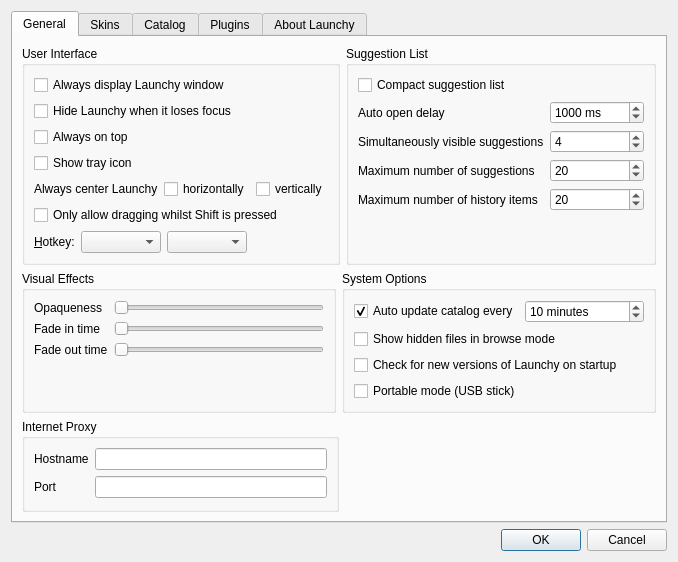
The window that src/options.ui (Chronial/launchy) describes before a commit, drawn with Qt 5.
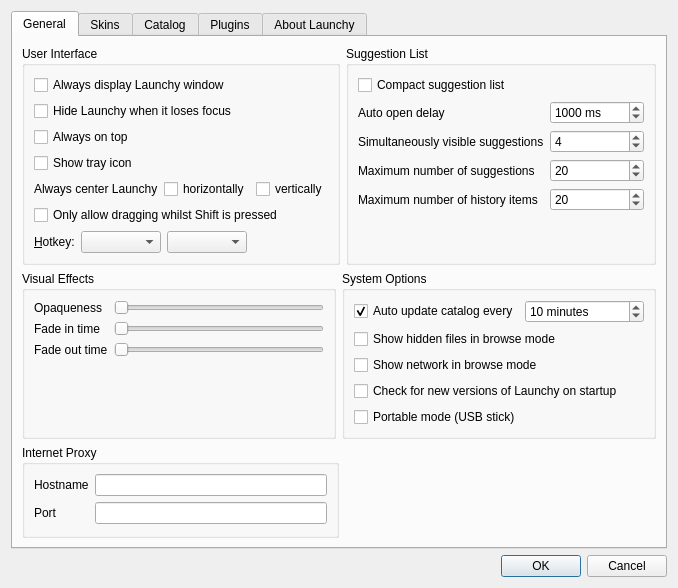
The same window after the commit. Icons and pictures are not drawn. Custom widgets are drawn as their Qt base class.

Commit message: Added optional network browsing

```diff
--- a/src/options.ui
+++ b/src/options.ui
@@ -462,6 +462,13 @@
               </property>
              </widget>
             </item>
+            <item>
+             <widget class="QCheckBox" name="genShowNetwork">
+              <property name="text">
+               <string>Show network in browse mode</string>
+              </property>
+             </widget>
+            </item>
             <item>
              <widget class="QCheckBox" name="genUpdateCheck">
               <property name="text">
```
Left out of the diff: 1 changed line with no effect on the pictures. The commit also changes 12 other files.
